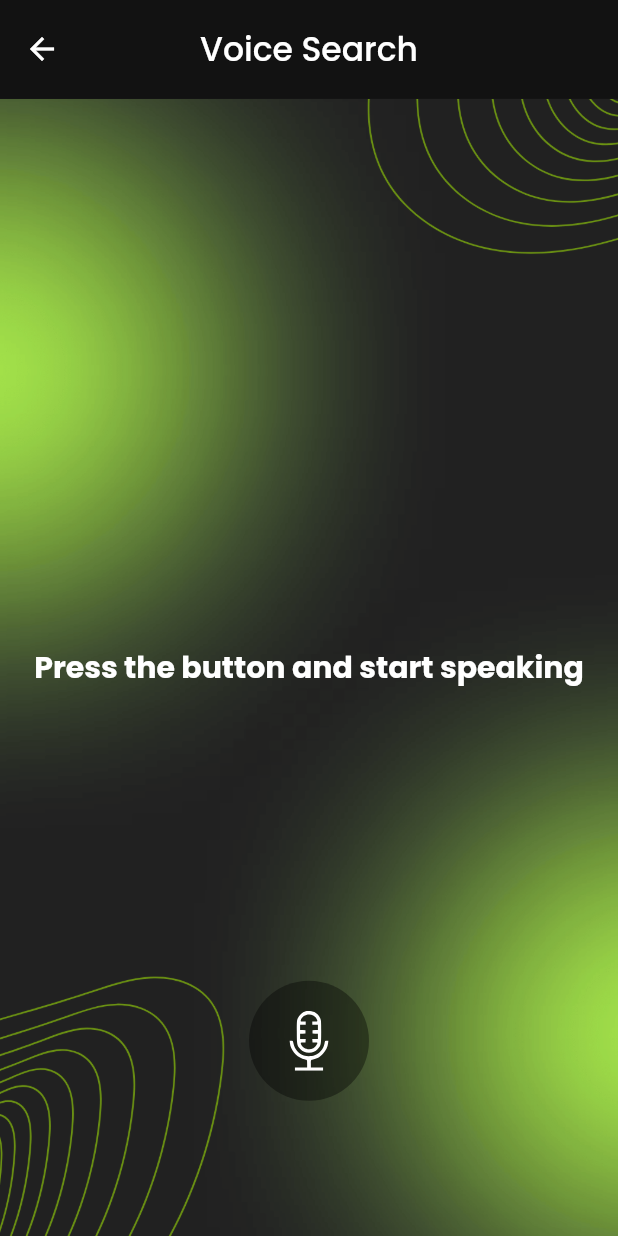
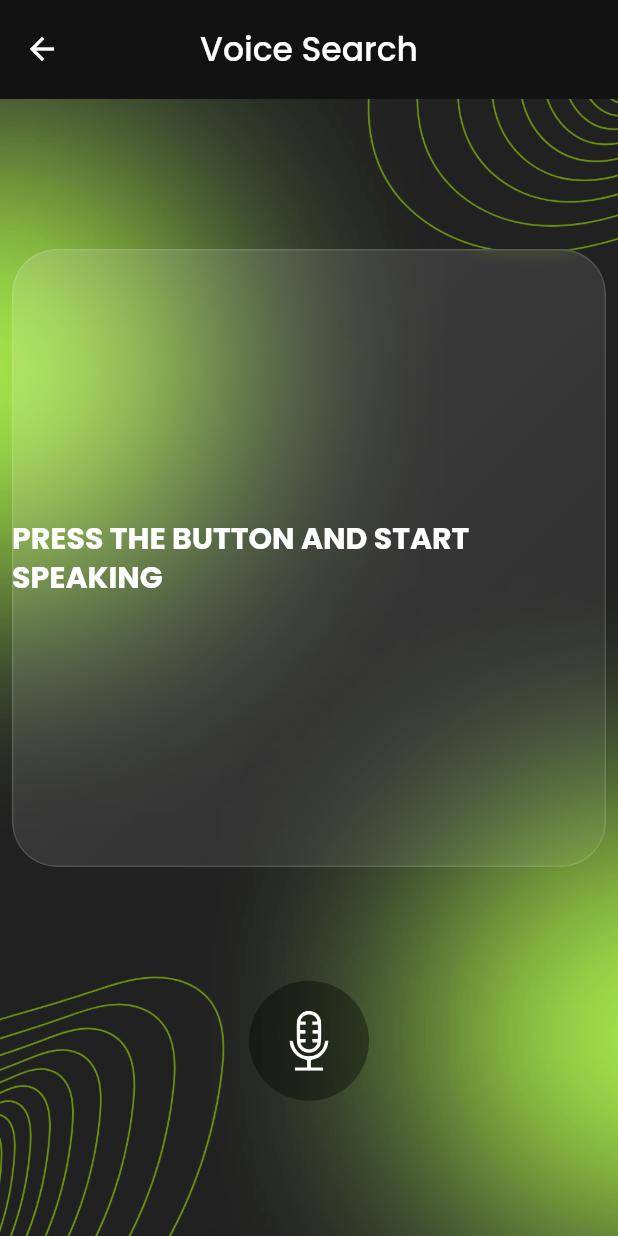
Before and after one commit to amaan0605/gemini_chatbot, a Flutter app: the VoiceSearchChatScreen screen opened directly, on a phone screen of 412 x 824 dp. Run offline on Flutter 3.47's test engine with Material 3 defaults, Android fonts, the phone set to English and light mode, and no system bars; our stand-ins replace avatar_glow, cloud_firestore, custom_navigation_bar, firebase_auth, firebase_core, flutter_chat_types and 11 more; accounts and stored records are empty; project files that could hold a hidden picture were left out.

```diff
--- a/lib/screens/chat/image/image_search_chat_screen.dart
+++ b/lib/screens/chat/image/image_search_chat_screen.dart
@@ -41,7 +41,7 @@ class _ImageSearchChatScreenState extends State<ImageSearchChatScreen> {
     final base64Image = base64Encode(bytes);
 
     final url = Uri.parse(
-        "https://generativelanguage.googleapis.com/v1beta/models/gemini-pro-vision:generateContent?key=$apiKey");
+        "https://generativelanguage.googleapis.com/v1beta/models/gemini-1.5-flash:generateContent?key=$apiKey");
     http.Response response = await http.post(url,
         headers: {'Content-Type': 'application/json'},
         body: jsonEncode({
--- a/lib/screens/chat/voice/voice_search_chat_screen.dart
+++ b/lib/screens/chat/voice/voice_search_chat_screen.dart
@@ -3,6 +3,7 @@ import 'package:flutter/material.dart';
 import 'package:flutter_svg/svg.dart';
 import 'package:gemini_chatbot/main.dart';
 import 'package:gemini_chatbot/providers/chat_provider.dart';
+import 'package:gemini_chatbot/utils/common/frosted_glass_box.dart';
 import 'package:provider/provider.dart';
 import 'package:speech_to_text/speech_to_text.dart' as stt;
 
@@ -44,55 +45,6 @@ class _VoiceSearchChatScreenState extends State<VoiceSearchChatScreen> {
       _speech.stop();
     }
   }
-  // String searchText = 'Press button to search';
-  // final SpeechToText _speechToText = SpeechToText();
-  // bool isAvailable = false;
-  // bool isGlowing = false;
-
-  // @override
-  // void initState() {
-  //   super.initState();
-  //   _initSpeech();
-  // }
-
-  // void _initSpeech() async {
-  //   isAvailable = await _speechToText.initialize();
-  //   setState(() {});
-  // }
-
-  /// Each time to start a speech recognition session
-  // void _startListening() async {
-  //   isGlowing = true;
-  //   setState(() {});
-  //   log('startlisting\n');
-  //   log("before: $searchText");
-  //   await _speechToText.listen(onResult: _onSpeechResult);
-  //   log("After: $searchText");
-  //   setState(() {});
-  // }
-
-  // void _stopListening() async {
-  //   log("Stopppppppp: $searchText");
-  //   await _speechToText.stop();
-  //   isGlowing = false;
-  //   setState(() {});
-
-  // //Navigate to chat screen
-  // Provider.of<ChatProvider>(context, listen: false)
-  //     .sendChatMessage(context, searchText)
-  //     .then((value) => Navigator.pushNamed(context, '/chatscreen'));
-  // }
-
-  // void _onSpeechResult(SpeechRecognitionResult result) {
-  //   log("Resulllltttttt\n\n\n");
-  //   setState(() {
-  //     searchText = result.recognizedWords;
-  //   });
-  //   //Navigate to chat screen
-  //   // Provider.of<ChatProvider>(context, listen: false)
-  //   //     .sendChatMessage(context, searchText)
-  //   //     .then((value) => Navigator.pushNamed(context, '/chatscreen'));
-  // }
 
   @override
   Widget build(BuildContext context) {
@@ -113,14 +65,9 @@ class _VoiceSearchChatScreenState extends State<VoiceSearchChatScreen> {
               if (!_isListening) {
                 Provider.of<ChatProvider>(context, listen: false)
                     .sendChatMessage(context, _text);
+                await Future.delayed(const Duration(milliseconds: 500));
                 await Navigator.pushNamed(context, '/chatscreen');
-                // .then(
-                //     (value) => Navigator.pushNamed(context, '/chatscreen'));
               }
-
-              // _speechToText.isNotListening
-              //     ? _startListening()
-              //     : _stopListening();
             },
             child: _isListening
                 ? AvatarGlow(
@@ -150,17 +97,21 @@ class _VoiceSearchChatScreenState extends State<VoiceSearchChatScreen> {
               image: DecorationImage(
                   image: AssetImage("assets/images/bg.png"),
                   fit: BoxFit.cover)),
+          child: Padding(
+            padding: const EdgeInsets.fromLTRB(8.0, 100, 8, 0),
             child: Column(
-            mainAxisAlignment: MainAxisAlignment.center,
+              mainAxisAlignment: MainAxisAlignment.start,
               children: [
-              Center(
+                FrostedGlassBox(
+                  height: screenSize.height * 0.5,
                   child: Text(
-                  _text, // "How can i help you?",
+                    _text.toUpperCase(),
                     style: Theme.of(context).textTheme.headlineMedium,
                   ),
                 ),
               ],
             ),
+          ),
         ));
   }
 }
--- a/lib/services/api/text_api.dart
+++ b/lib/services/api/text_api.dart
@@ -4,7 +4,7 @@ import 'dart:convert';
 
 Future<dynamic> generatedChatResponse(String promt) async {
   final url = Uri.parse(
-      "https://generativelanguage.googleapis.com/v1/models/gemini-pro:generateContent?key=$apiKey");
+      "https://generativelanguage.googleapis.com/v1/models/gemini-1.5-flash:generateContent?key=$apiKey");
 
   try {
     http.Response response = await http.post(
```
Lines whose indentation alone changed are shown as unchanged.
